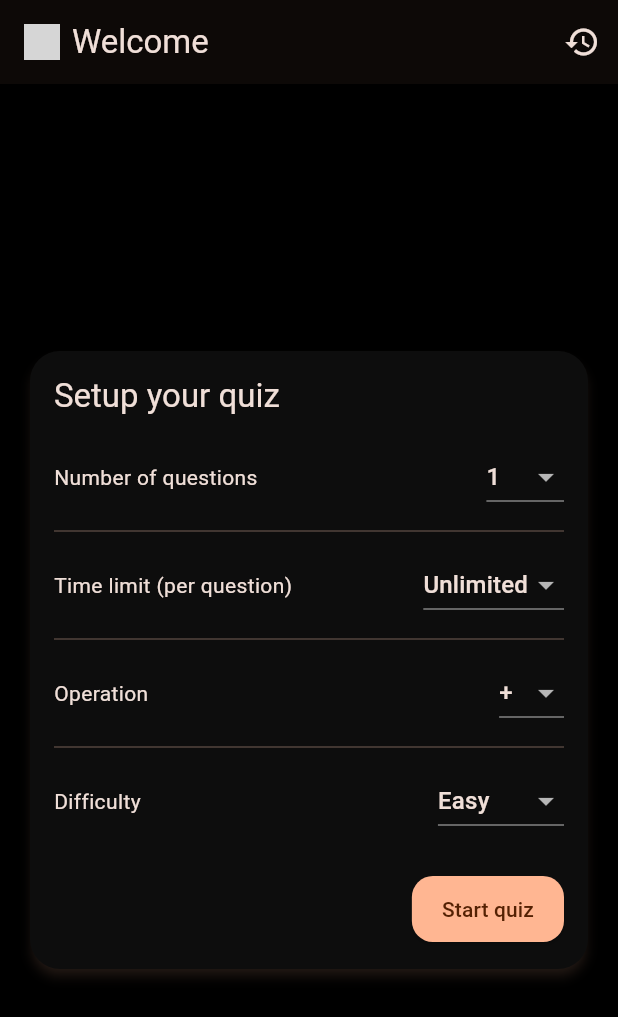
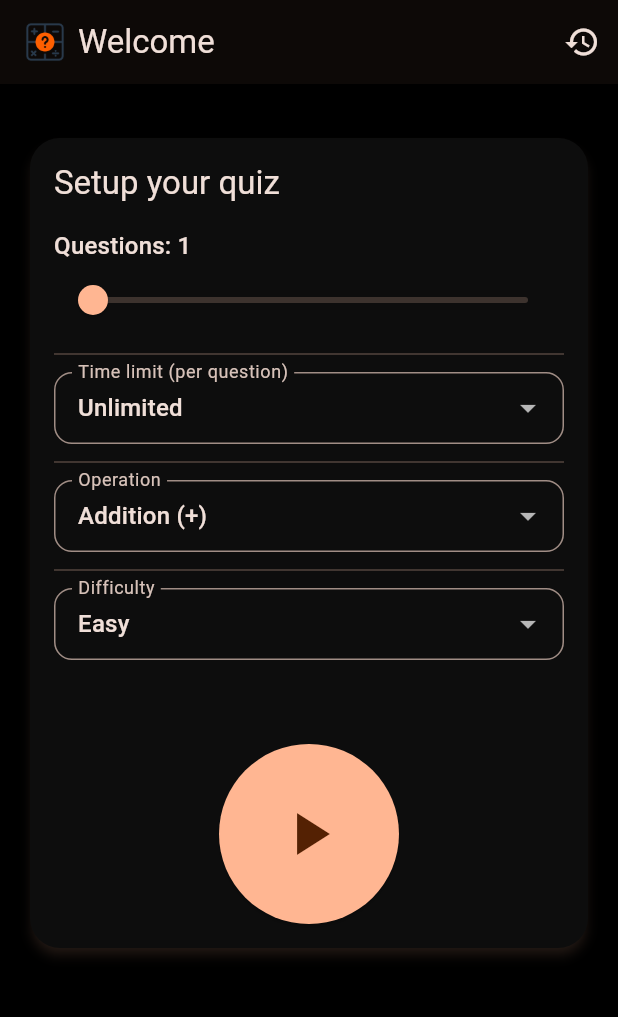
Before and after one commit to Thread-Reaper/Mathspro, a Flutter app: the MainScreen screen opened directly with empty values, on a phone screen of 412 x 824 dp. Shown: the top 1017 px of the screen. Run offline on Flutter 3.47's test engine with Material 3 defaults, Android fonts, the phone set to English and light mode, and no system bars; our stand-ins replace shared_preferences; accounts and stored records are empty; grey boxes are pictures that could not be loaded.

Commit message:
Mathspro v2 new icon and some ui changes

```diff
--- a/lib/main_screen.dart
+++ b/lib/main_screen.dart
@@ -27,82 +27,84 @@ class _MainScreenState extends State<MainScreen> {
         child: Column(
           crossAxisAlignment: CrossAxisAlignment.stretch,
           children: [
-            Text('Setup your quiz', style: Theme.of(context).textTheme.titleLarge),
+            Text(
+              'Setup your quiz',
+              style: Theme.of(context).textTheme.titleLarge,
+            ),
             const SizedBox(height: 16),
-            // Number of Questions
-            Row(
-              mainAxisAlignment: MainAxisAlignment.spaceBetween,
-              children: [
-                const Text('Number of questions'),
-                DropdownButton<int>(
-                  value: numQuestions,
-                  onChanged: (value) {
-                    setState(() { numQuestions = value!; });
-                  },
-                  items: List.generate(100, (index) => index + 1)
-                      .map((e) => DropdownMenuItem(value: e, child: Text('$e')))
-                      .toList(),
-                ),
-              ],
+            // Number of Questions (slider to avoid huge dropdown)
+            Text('Questions: $numQuestions', style: Theme.of(context).textTheme.titleMedium),
+            Slider(
+              value: numQuestions.toDouble(),
+              min: 1,
+              max: 100,
+              divisions: 99,
+              label: '$numQuestions',
+              onChanged: (v) => setState(() => numQuestions = v.round()),
             ),
             const Divider(height: 24),
             // Time Limit
-            Row(
-              mainAxisAlignment: MainAxisAlignment.spaceBetween,
-              children: [
-                const Text('Time limit (per question)'),
-                DropdownButton<int>(
+            DropdownButtonFormField<int>(
               value: timeLimit,
+              decoration: const InputDecoration(
+                isDense: true,
+                labelText: 'Time limit (per question)',
+              ),
               onChanged: (value) {
                 setState(() { timeLimit = value!; });
               },
-                  items: [0, 10, 20, 30, 60]
-                      .map((e) => DropdownMenuItem(
-                            value: e,
-                            child: Text(e == 0 ? 'Unlimited' : '$e s'),
-                          ))
+              items: [0, 10, 20, 30, 50, 60, 70, 80, 100]
+                  .map((e) => DropdownMenuItem(value: e, child: Text(e == 0 ? 'Unlimited' : '$e s')))
                   .toList(),
-                ),
-              ],
             ),
             const Divider(height: 24),
             // Operations
-            Row(
-              mainAxisAlignment: MainAxisAlignment.spaceBetween,
-              children: [
-                const Text('Operation'),
-                DropdownButton<String>(
+            DropdownButtonFormField<String>(
               value: operator,
+              decoration: const InputDecoration(
+                isDense: true,
+                labelText: 'Operation',
+              ),
               onChanged: (value) {
                 setState(() { operator = value!; });
               },
-                  items: ['+', '-', '*', '/', 'All']
-                      .map((e) => DropdownMenuItem(value: e, child: Text(e)))
-                      .toList(),
-                ),
+              items: const [
+                DropdownMenuItem(value: '+', child: Text('Addition (+)')),
+                DropdownMenuItem(value: '-', child: Text('Subtraction (-)')),
+                DropdownMenuItem(value: '*', child: Text('Multiplication (×)')),
+                DropdownMenuItem(value: '/', child: Text('Division (÷)')),
+                DropdownMenuItem(value: 'All', child: Text('All')),
               ],
             ),
             const Divider(height: 24),
             // Difficulty
-            Row(
-              mainAxisAlignment: MainAxisAlignment.spaceBetween,
-              children: [
-                const Text('Difficulty'),
-                DropdownButton<String>(
+            DropdownButtonFormField<String>(
               value: difficulty,
+              decoration: const InputDecoration(
+                isDense: true,
+                labelText: 'Difficulty',
+              ),
               onChanged: (value) {
                 setState(() { difficulty = value!; });
               },
-                  items: ['Easy', 'Medium', 'Hard', 'Extreme']
-                      .map((e) => DropdownMenuItem(value: e, child: Text(e)))
-                      .toList(),
-                ),
+              items: const [
+                DropdownMenuItem(value: 'Easy', child: Text('Easy')),
+                DropdownMenuItem(value: 'Medium', child: Text('Medium')),
+                DropdownMenuItem(value: 'Hard', child: Text('Hard')),
+                DropdownMenuItem(value: 'Extreme', child: Text('Extreme (Big Numbers)')),
               ],
             ),
             const SizedBox(height: 24),
+            const SizedBox(height: 32),
             Align(
-              alignment: Alignment.centerRight,
+              alignment: Alignment.center,
+              child: Tooltip(
+                message: 'Start Quiz',
                 child: ElevatedButton(
+                  style: ElevatedButton.styleFrom(
+                    shape: const CircleBorder(),
+                    padding: const EdgeInsets.all(36),
+                  ),
                   onPressed: () {
                     Navigator.push(
                       context,
@@ -117,7 +119,8 @@ class _MainScreenState extends State<MainScreen> {
                       ),
                     );
                   },
-                child: const Text('Start quiz'),
+                  child: const Icon(Icons.play_arrow, size: 48),
+                ),
               ),
             ),
           ],
@@ -130,9 +133,10 @@ class _MainScreenState extends State<MainScreen> {
         title: Row(
           children: [
             Image.asset(
-              'assets/logo.png',
+              'assets/app_logo.png',
               width: 28,
               height: 28,
+              fit: BoxFit.contain,
               errorBuilder: (c, e, s) => const Icon(Icons.calculate),
             ),
             const SizedBox(width: 8),
@@ -149,12 +153,13 @@ class _MainScreenState extends State<MainScreen> {
                 MaterialPageRoute(builder: (_) => const HistoryScreen()),
               );
             },
-          )
+          ),
         ],
       ),
-      body: Center(
+      body: Align(
+        alignment: Alignment.topCenter,
         child: SingleChildScrollView(
-          padding: const EdgeInsets.all(16.0),
+          padding: const EdgeInsets.fromLTRB(16, 32, 16, 16),
           child: ConstrainedBox(
             constraints: const BoxConstraints(maxWidth: 700),
             child: card,
--- a/lib/splash_screen.dart
+++ b/lib/splash_screen.dart
@@ -44,8 +44,9 @@ class _SplashScreenState extends State<SplashScreen> {
           children: [
             // App logo
             Image.asset(
-              'assets/logo.png',
+              'assets/app_logo.png',
               width: 140,
+              fit: BoxFit.contain,
               errorBuilder: (context, error, stack) => const Icon(Icons.calculate, size: 100, color: Colors.white70),
             ),
             const SizedBox(height: 20),
@@ -53,6 +54,11 @@ class _SplashScreenState extends State<SplashScreen> {
               'MathsPro',
               style: TextStyle(color: Colors.white, fontSize: 24, fontWeight: FontWeight.bold),
             ),
+            const SizedBox(height: 6),
+            const Text(
+              'Created by TabeebZ',
+              style: TextStyle(color: Colors.white70, fontSize: 12),
+            ),
           ],
         ),
       ),
```
Also changed, not shown: pubspec.yaml (+5 -5 lines), assets/app_logo.png (renamed from mathematic-logo.png), 35 other files. Lines whose indentation alone changed are shown as unchanged.
